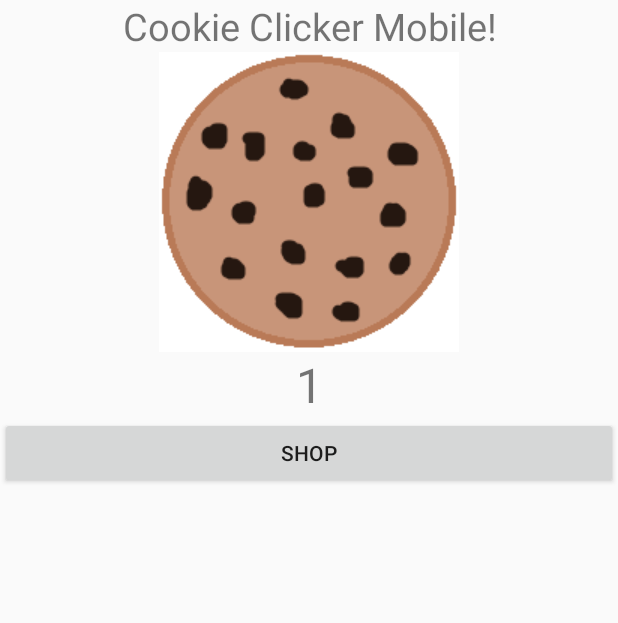
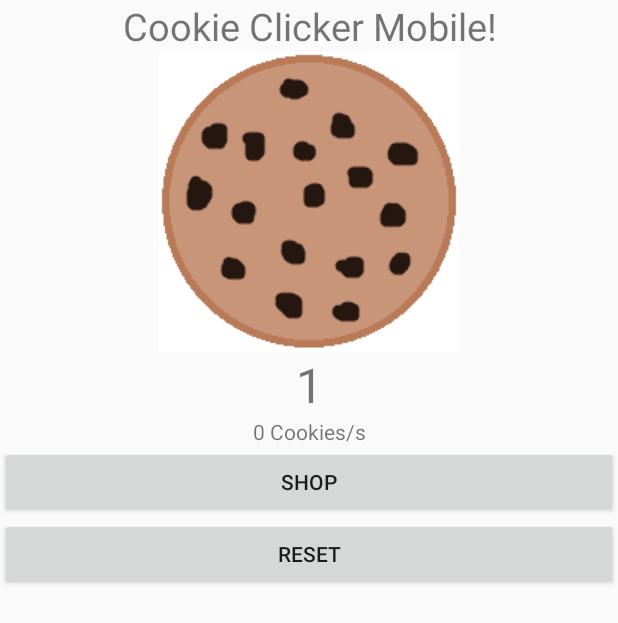
Before and after one commit to skrivanisko/CookieClicker_TAMZII_Project, an Android app: the screen it shows after launch (MainActivity), after a tap on an icon or button, on a phone screen of 412 x 824 dp. Shown: the top 623 px of the screen. Run offline under Robolectric (Android 15) with nearby library versions, the light colour scheme and no system bars; 3 statements that could not run were skipped.

Commit message:
pictures, Reset button
Option of reset and added pictures to shop also added some information to main activity

```diff
--- a/CookieClicker/app/src/main/java/com/example/cookieclicker/MainActivity.java
+++ b/CookieClicker/app/src/main/java/com/example/cookieclicker/MainActivity.java
@@ -25,6 +25,9 @@ public class MainActivity extends Activity{
     Handler timeHandler;
     Runnable runnable;
     DB db;
+    TextView productionLabel;
+
+    public int[] startCost = {50, 500, 1250, 2500, 5000};
 
     //TODO: zkraslit kod, rozdělit do funkci
     //TODO: zvazit skore v stringu, jak bude velke, bude se muset ukladat v tisicich, možná hodit do floatu a nasobit litrem, pak string
@@ -52,32 +55,47 @@ public class MainActivity extends Activity{
         production = 1;
         running = true;
         timeHandler = new Handler();
+        productionLabel = findViewById(R.id.Production);
+        preferences = getSharedPreferences("preferences", MODE_PRIVATE);
 
-        preferences = getSharedPreferences("preferences", MODE_PRIVATE);
-        //SharedPreferences.Editor preferencesEditor = preferences.edit();
-        //preferencesEditor.putString("score", Long.toString(score));
-        //preferencesEditor.apply();
+        /*SharedPreferences.Editor preferencesEditor = preferences.edit();
+        preferencesEditor.putString("score", Long.toString(score));
+        String timeOnPause = Long.toString(Calendar.getInstance().getTimeInMillis()/1000);
+        preferencesEditor.putString("timeOnPause", timeOnPause);
+        preferencesEditor.apply();*/
+
         score = Long.parseLong(preferences.getString("score", "error score"));
         scoreText.setText(Long.toString(score));
+        productionLabel.setText(Integer.toString(production) + " Cookies/s");
 
-        resetGame();
-    }                                                       //////////// INIT
+        //resetGame();
+
+
+    }//////////// INIT
+
+
 
     public void resetGame(){
         for (Helper h : db.select()){
             Helper help;
             help = h;
             h.setCount(0);
+            h.setCost(startCost[help.getId()-1]);
 
             db.update(h);
         }
-        score=0; //TODO:Smazat shared preferences, zastaví jen produkci ale score se usí mazat v shared prefs
+        score=0;
+        production=0;
+        SharedPreferences.Editor preferencesEditor = preferences.edit();
+        preferencesEditor.putString("score", Long.toString(score));
+        preferencesEditor.apply();
     }
 
 
     public void updateScore(){
         score+=production;
         scoreText.setText(Long.toString(score));
+        productionLabel.setText(Integer.toString(production) + " Cookies/s");
     }
 
     public void CookieClick(View view) {
@@ -85,10 +103,6 @@ public class MainActivity extends Activity{
 
         scoreText.setText(Long.toString(score));
 
-        Toast.makeText(this, Integer.toString(db.getProduction()), Toast.LENGTH_SHORT).show();
-
-        for(Helper h : db.select())
-            Toast.makeText(this, h.toString(), Toast.LENGTH_SHORT).show();
 
     }
 
@@ -103,7 +117,7 @@ public class MainActivity extends Activity{
         preferencesEditor.putString("timeOnPause", timeOnPause);
         preferencesEditor.putString("score", Long.toString(score));
         preferencesEditor.apply();
-        super.onPause();
+
     }
 
     public void RunTimeListener(){
@@ -140,4 +154,8 @@ public class MainActivity extends Activity{
         i.putExtra("score", Long.toString(score));
         startActivity(i);
     }
+
+    public void resetClick(View view) {
+        resetGame();
+    }
 }
--- a/CookieClicker/app/src/main/res/layout/activity_main.xml
+++ b/CookieClicker/app/src/main/res/layout/activity_main.xml
@@ -17,7 +17,7 @@
             android:layout_height="wrap_content"
             android:gravity="center"
             android:text="TextView"
-            android:textSize="25dp"/>
+            android:textSize="25dp" />
 
         <ImageView
             android:id="@+id/Cookie"
@@ -31,9 +31,16 @@
             android:id="@+id/Score"
             android:layout_width="match_parent"
             android:layout_height="wrap_content"
+            android:gravity="center"
             android:text="TextView"
+            android:textSize="32dp" />
+
+        <TextView
+            android:id="@+id/Production"
+            android:layout_width="match_parent"
+            android:layout_height="wrap_content"
             android:gravity="center"
-            android:textSize="32dp"/>
+            android:text="production" />
 
         <Button
             android:id="@+id/button"
@@ -42,6 +49,13 @@
             android:gravity="center"
             android:onClick="enterShop"
             android:text="Shop" />
+
+        <Button
+            android:id="@+id/resetButton"
+            android:layout_width="match_parent"
+            android:layout_height="wrap_content"
+            android:onClick="resetClick"
+            android:text="Reset" />
     </LinearLayout>
 
 </androidx.constraintlayout.widget.ConstraintLayout>
```
Also changed, not shown: CookieClicker/app/src/main/java/com/example/cookieclicker/CustomAdapter.java (+6 -4 lines), CookieClicker/app/src/main/java/com/example/cookieclicker/ShopActivity.java (+8 -11 lines), CookieClicker/app/src/main/res/drawable/bakery.png (added), CookieClicker/app/src/main/res/drawable/clicker.png (added), CookieClicker/app/src/main/res/drawable/factory.png (added), CookieClicker/app/src/main/res/drawable/granny.png (added), CookieClicker/app/src/main/res/drawable/mine.png (added).
